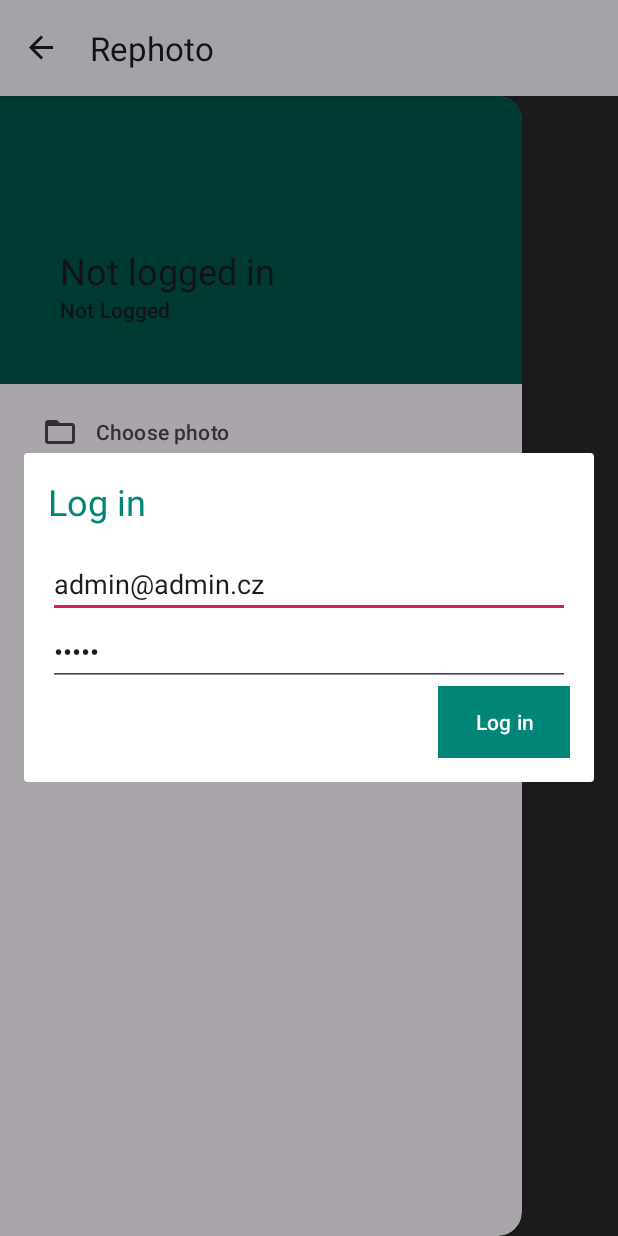
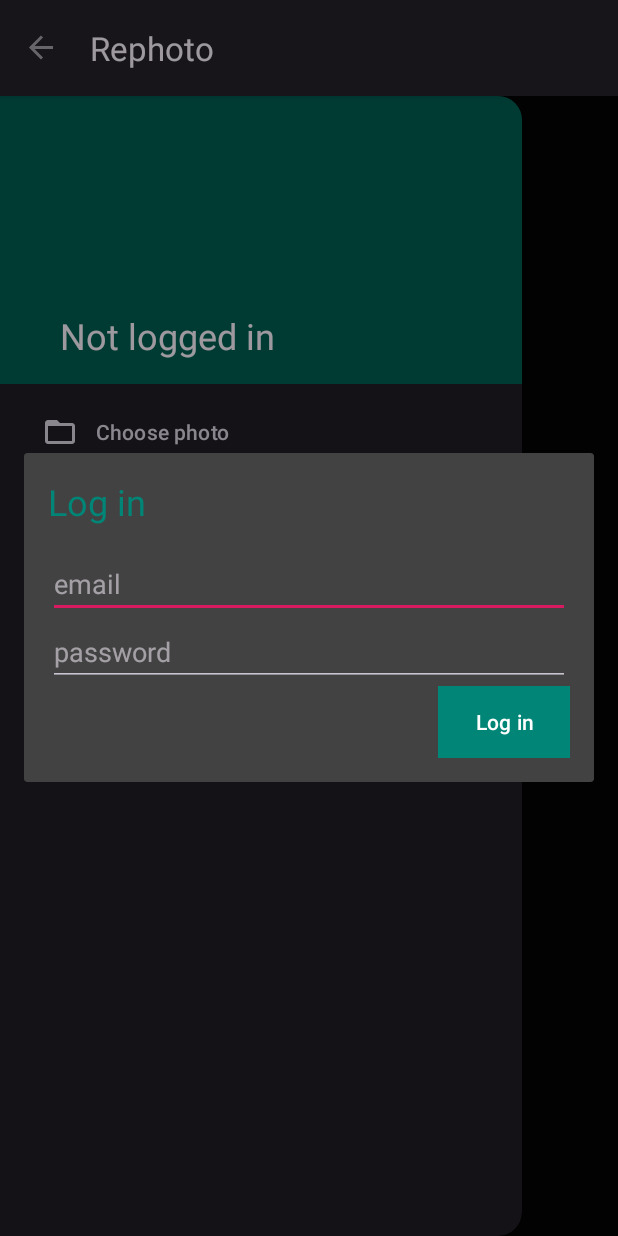
Before and after one commit to Tomikrys/RephotoAndroid, an Android app: the screen it shows after launch (GalleryMainActivity), after a tap on "Login", on a phone screen of 412 x 824 dp. Run offline under Robolectric (Android 15) with nearby library versions, the phone set to English and light mode, and no system bars; our stand-ins replace Picasso; libraries missing offline, so code that uses them is left out: net.steamcrafted.materialiconlib; pictures from the network do not load; 3 statements that could not run were skipped; 2 other taps on this screen came first.

Commit message:
BETA, dark, fixed place, login cleaned

```diff
--- a/app/src/main/AndroidManifest.xml
+++ b/app/src/main/AndroidManifest.xml
@@ -20,8 +20,8 @@
         android:supportsRtl="true"
         android:theme="@style/AppTheme"
         android:usesCleartextTraffic="true"
-        android:versionCode="1"
-        android:versionName="alpha">
+        android:versionCode="3"
+        android:versionName="beta3">
         <activity
             android:name=".GalleryMainActivity"
             android:exported="true">
--- a/app/src/main/java/com/vyw/rephotoandroid/GalleryMainActivity.java
+++ b/app/src/main/java/com/vyw/rephotoandroid/GalleryMainActivity.java
@@ -458,7 +458,6 @@ public class GalleryMainActivity extends AppCompatActivity implements GalleryAda
     // drawer when the icon is clicked
     @Override
     public boolean onOptionsItemSelected(@NonNull MenuItem item) {
-
         if (actionBarDrawerToggle.onOptionsItemSelected(item)) {
             return true;
         }
@@ -507,6 +506,7 @@ public class GalleryMainActivity extends AppCompatActivity implements GalleryAda
                     connectionLost();
                 } else {
                     loading_image_view.setVisibility(View.INVISIBLE);
+                    choose_photo_button.setVisibility(View.INVISIBLE);
                 }
                 mGalleryAdapter.addGalleryItems(galleryItems);
             });
@@ -602,7 +602,8 @@ public class GalleryMainActivity extends AppCompatActivity implements GalleryAda
 
     public void setSelectedPicture(GalleryItem picture, int index) {
         selectedPicture = picture;
-        onItemSelected(index);
+        last_position = index;
+//        onItemSelected(index);
     }
 
     @Override
--- a/app/src/main/java/com/vyw/rephotoandroid/model/Configuration.java
+++ b/app/src/main/java/com/vyw/rephotoandroid/model/Configuration.java
@@ -10,7 +10,7 @@ import com.vyw.rephotoandroid.R;
 
 public class Configuration {
     // TODO dont forget to change it in res/xml/network_security_config.xml
-//    public static String baseUrl = "http://192.168.0.17/";
+//    public static String baseUrl = "http://192.168.0.15/";
 //    public static final String baseUrl = "http://10.0.2.2/";
     public static final String baseUrl = "https://rephoto.cz/";
 
--- a/app/src/main/res/layout/login_dialog.xml
+++ b/app/src/main/res/layout/login_dialog.xml
@@ -20,7 +20,7 @@
         android:hint="@string/email"
         android:imeOptions="actionNext"
         android:inputType="textEmailAddress"
-        android:text="admin@admin.cz" />
+        android:text="" />
 
     <EditText
         android:id="@+id/password_et"
@@ -29,7 +29,7 @@
         android:hint="@string/password"
         android:imeOptions="actionNext"
         android:inputType="textPassword"
-        android:text="admin" />
+        android:text="" />
 
     <Button
         android:id="@+id/submit_button"
--- a/app/src/main/res/layout/nav_header.xml
+++ b/app/src/main/res/layout/nav_header.xml
@@ -19,14 +19,14 @@
         android:textAppearance="?attr/textAppearanceHeadlineSmall"
         android:textColor="?attr/colorOnSurface" />
 
-    <TextView
-        android:layout_width="wrap_content"
-        android:layout_height="wrap_content"
-        android:layout_marginStart="24dp"
-        android:layout_marginEnd="24dp"
-        android:layout_marginBottom="24dp"
-        android:text="@string/header_text"
-        android:textAppearance="?attr/textAppearanceTitleSmall"
-        android:textColor="?attr/colorOnSurface" />
+<!--    <TextView-->
+<!--        android:layout_width="wrap_content"-->
+<!--        android:layout_height="wrap_content"-->
+<!--        android:layout_marginStart="24dp"-->
+<!--        android:layout_marginEnd="24dp"-->
+<!--        android:layout_marginBottom="24dp"-->
+<!--        android:text="@string/header_text"-->
+<!--        android:textAppearance="?attr/textAppearanceTitleSmall"-->
+<!--        android:textColor="?attr/colorOnSurface" />-->
 
 </LinearLayout>
--- a/app/src/main/res/menu/menu_main.xml
+++ b/app/src/main/res/menu/menu_main.xml
@@ -1,12 +1,12 @@
 <menu xmlns:android="http://schemas.android.com/apk/res/android"
     xmlns:app="http://schemas.android.com/apk/res-auto"
     xmlns:tools="http://schemas.android.com/tools"
-    tools:context="com.vyw.rephotoandroid.GalleryMainActivity">
-    <item
-        android:id="@+id/action_settings"
-        android:onClick="openSettings"
-        android:orderInCategory="100"
-        android:title="@string/settings" />
+    tools:context=".GalleryMainActivity">
+<!--    <item-->
+<!--        android:id="@+id/action_settings"-->
+<!--        android:onClick="openSettings"-->
+<!--        android:orderInCategory="100"-->
+<!--        android:title="@string/settings" />-->
 
     <item
         android:id="@+id/terms_and_conditions"
--- a/app/src/main/res/values/styles.xml
+++ b/app/src/main/res/values/styles.xml
@@ -1,7 +1,7 @@
 <resources>
 
 <!--     Base application theme. -->
-    <style name="AppTheme" parent="Theme.Material3.DayNight">
+    <style name="AppTheme" parent="Theme.Material3.Dark">
         <!-- Customize your theme here. -->
         <item name="colorPrimary">@color/colorPrimary</item>
         <item name="colorPrimaryDark">@color/colorPrimaryDark</item>
--- a/app/src/main/res/xml/network_security_config.xml
+++ b/app/src/main/res/xml/network_security_config.xml
@@ -2,11 +2,8 @@
 <network-security-config>
 <!--    TODO change to Rephotos serverik-->
     <domain-config cleartextTrafficPermitted="true">
-<!--        <domain includeSubdomains="true">192.168.1.12</domain>-->
-<!--        <domain includeSubdomains="true">10.0.0.6</domain>-->
-<!--        <domain includeSubdomains="true">localhost</domain>-->
 <!--        <domain includeSubdomains="true">10.0.2.2</domain>-->
-<!--        <domain includeSubdomains="true">192.168.0.17</domain>-->
+<!--        <domain includeSubdomains="true">192.168.0.15</domain>-->
         <domain includeSubdomains="true">rephoto.cz</domain>
 
     </domain-config>
```
Also changed, not shown: app/src/main/java/com/vyw/rephotoandroid/SimpleNavigation.java (+4 -17 lines).
